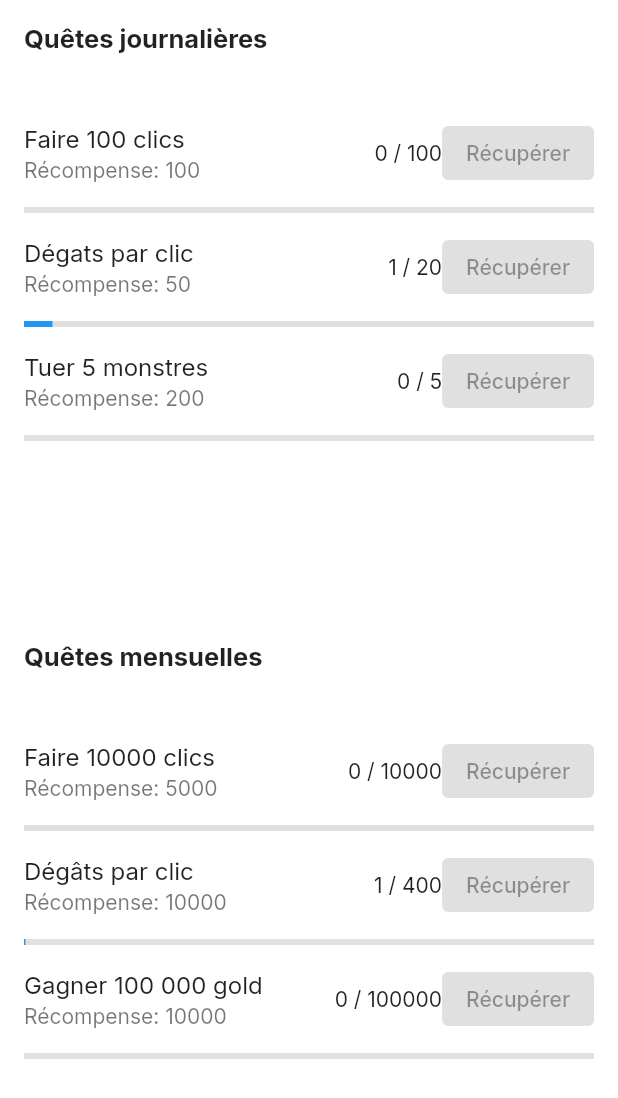
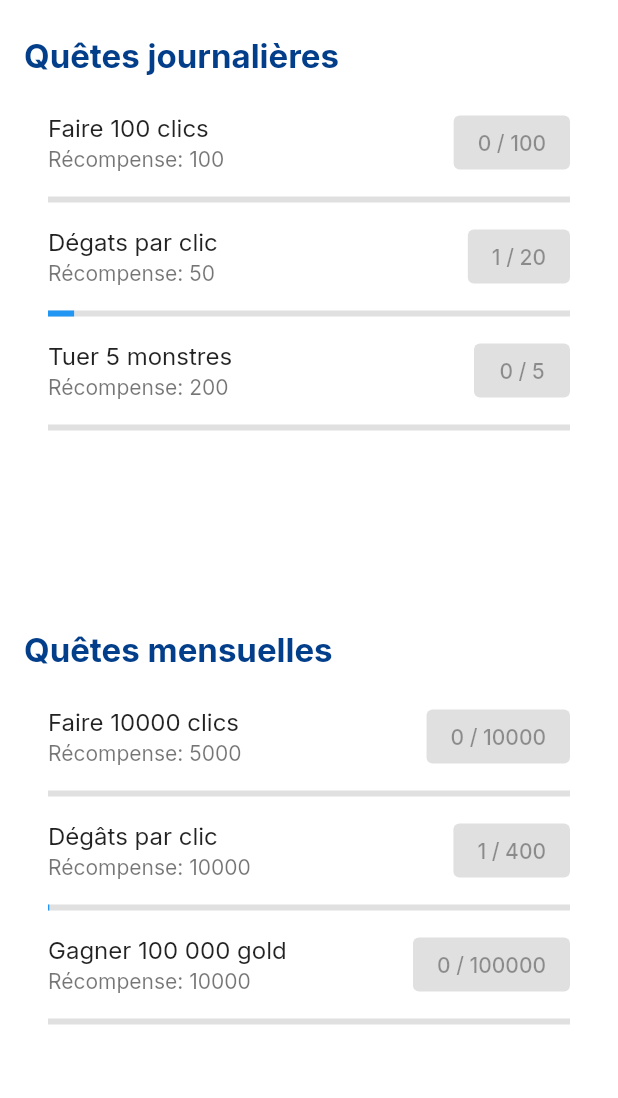
Before and after one commit to SonexGit/amaterasu, a Flutter app: the QuestsPage widget shown alone on an empty page, opened directly, on a phone screen of 412 x 824 dp. Shown: the top 1098 px of the screen. Run offline on Flutter 3.47's test engine with Material 2 defaults, Android fonts, the phone set to English and light mode, and no system bars; our stand-ins replace animated_splash_screen, audioplayers, carousel_slider, flutter_countdown_timer, flutter_svg, google_fonts and 3 more; missing offline and left inert: snapping_sheet; accounts and stored records are empty; generated files the repository leaves out were written again.

Commit message:
MAJ des quêtes + traductions mineures

```diff
--- a/lib/entities/player.dart
+++ b/lib/entities/player.dart
@@ -327,7 +327,6 @@ class Player {
       secondsElapsed = 36000; // Limiter la différence à 10 heures
     }
 
-    // TODO : changer le 1 par le taux de money par seconde
     lastAfkIncome = secondsElapsed * 1;
     money += lastAfkIncome;
   }
--- a/lib/l10n/app_en.arb
+++ b/lib/l10n/app_en.arb
@@ -27,6 +27,7 @@
     },
 
     "specialEvent": "Special Event",
+    "availableIn": "Available in",
 
     "floor": "Floor",
     "step": "Step",
--- a/lib/l10n/app_fr.arb
+++ b/lib/l10n/app_fr.arb
@@ -27,6 +27,7 @@
     },
 
     "specialEvent": "Événément spécial",
+    "availableIn": "Disponible dans",
 
     "floor": "Étage",
     "step": "Étape",
--- a/lib/screens/adventure/adventure_screen.dart
+++ b/lib/screens/adventure/adventure_screen.dart
@@ -3,7 +3,6 @@ import 'package:flutter/material.dart';
 import 'package:shimmer/shimmer.dart';
 import 'package:flutter_gen/gen_l10n/app_localizations.dart';
 import 'package:flutter_countdown_timer/flutter_countdown_timer.dart';
-import 'dart:math';
 
 class AdventureScreen extends StatefulWidget {
   const AdventureScreen({super.key});
@@ -107,7 +106,8 @@ class _AdventureSelectionScreenState extends State<AdventureSelectionScreen> {
                       ),
                     ),
                   ),
-                  const Text("Disponible dans:"),
+                  const SizedBox(height: 10),
+                  Text(AppLocalizations.of(context)!.availableIn),
                   CountdownTimer(
                     endTime: DateTime(2023, 5, 15).millisecondsSinceEpoch,
                     widgetBuilder: (_, time) {
--- a/lib/screens/home/home_screen.dart
+++ b/lib/screens/home/home_screen.dart
@@ -3,9 +3,9 @@ import 'package:amaterasu/utils/style.dart';
 import 'package:carousel_slider/carousel_slider.dart';
 import 'package:flutter/material.dart';
 import 'package:flutter_gen/gen_l10n/app_localizations.dart';
-
 import 'package:lottie/lottie.dart';
 
+// TODO : Traduire les tips
 final List<String> txtList = [
   'Vous pouvez voir le descriptif d\'un équipement en maintenant votre doigt sur l\'icône d\'un équipement',
   'Le Profil permet de voir toutes les statistiques du joueur comme l\'entièreté des dégâts infligés',
--- a/lib/screens/quests/quests_screen.dart
+++ b/lib/screens/quests/quests_screen.dart
@@ -1,8 +1,6 @@
-import 'dart:async';
-import 'dart:convert';
 import 'package:amaterasu/entities/player.dart';
+import 'package:amaterasu/utils/style.dart';
 import 'package:flutter/material.dart';
-import 'package:flutter/services.dart' show rootBundle;
 import 'package:flutter_gen/gen_l10n/app_localizations.dart';
 import 'package:audioplayers/audioplayers.dart';
 
@@ -27,15 +25,16 @@ class _QuestsPageState extends State<QuestsPage> {
   @override
   Widget build(BuildContext context) {
     return Container(
+      padding: const EdgeInsets.all(16.0),
       decoration: const BoxDecoration(color: Colors.white),
       child: Column(
         crossAxisAlignment: CrossAxisAlignment.start,
         children: [
           Padding(
-            padding: const EdgeInsets.all(16.0),
+            padding: const EdgeInsets.symmetric(vertical: 8.0),
             child: Text(
               AppLocalizations.of(context)!.dailyQuests,
-              style: const TextStyle(fontSize: 17, fontWeight: FontWeight.bold),
+              style: Style.questsHeadline,
             ),
           ),
           Expanded(
@@ -68,7 +67,6 @@ class _QuestsPageState extends State<QuestsPage> {
                           trailing: Row(
                             mainAxisSize: MainAxisSize.min,
                             children: [
-                              Text('$questProgress0 / $questGoal0'),
                               ElevatedButton(
                                 onPressed: (isComplete0 == true) &&
                                         (player.isButtonClicked0 == false) &&
@@ -85,8 +83,11 @@ class _QuestsPageState extends State<QuestsPage> {
                                         });
                                       }
                                     : null,
-                                child:
-                                    Text(AppLocalizations.of(context)!.claim),
+                                child: Text((isComplete0 == true) &&
+                                        (player.isButtonClicked0 == false) &&
+                                        (player.dailyQuestsStatus[0] == false)
+                                    ? AppLocalizations.of(context)!.claim
+                                    : '$questProgress0 / $questGoal0'),
                               ),
                             ],
                           ),
@@ -113,7 +114,6 @@ class _QuestsPageState extends State<QuestsPage> {
                           trailing: Row(
                             mainAxisSize: MainAxisSize.min,
                             children: [
-                              Text('$questProgress1 / $questGoal1'),
                               ElevatedButton(
                                 onPressed: (isComplete1 == true) &&
                                         (player.isButtonClicked1 == false) &&
@@ -130,8 +130,11 @@ class _QuestsPageState extends State<QuestsPage> {
                                         });
                                       }
                                     : null,
-                                child:
-                                    Text(AppLocalizations.of(context)!.claim),
+                                child: Text((isComplete1 == true) &&
+                                        (player.isButtonClicked1 == false) &&
+                                        (player.dailyQuestsStatus[1] == false)
+                                    ? AppLocalizations.of(context)!.claim
+                                    : '$questProgress1 / $questGoal1'),
                               ),
                             ],
                           ),
@@ -158,7 +161,6 @@ class _QuestsPageState extends State<QuestsPage> {
                           trailing: Row(
                             mainAxisSize: MainAxisSize.min,
                             children: [
-                              Text('$questProgress2 / $questGoal2'),
                               ElevatedButton(
                                 onPressed: (isComplete2 == true) &&
                                         (player.isButtonClicked2 == false) &&
@@ -175,8 +177,11 @@ class _QuestsPageState extends State<QuestsPage> {
                                         });
                                       }
                                     : null,
-                                child:
-                                    Text(AppLocalizations.of(context)!.claim),
+                                child: Text((isComplete2 == true) &&
+                                        (player.isButtonClicked2 == false) &&
+                                        (player.dailyQuestsStatus[2] == false)
+                                    ? AppLocalizations.of(context)!.claim
+                                    : '$questProgress2 / $questGoal2'),
                               ),
                             ],
                           ),
@@ -196,7 +201,6 @@ class _QuestsPageState extends State<QuestsPage> {
 
                   return Column(
                     children: [
-                      const SizedBox(height: 13),
                       Expanded(
                         child: ListView(children: questWidgets),
                       ),
@@ -213,10 +217,10 @@ class _QuestsPageState extends State<QuestsPage> {
             ),
           ),
           Padding(
-            padding: const EdgeInsets.all(16.0),
+            padding: const EdgeInsets.symmetric(vertical: 8.0),
             child: Text(
               AppLocalizations.of(context)!.monthlyQuests,
-              style: const TextStyle(fontSize: 17, fontWeight: FontWeight.bold),
+              style: Style.questsHeadline,
             ),
           ),
           Expanded(
@@ -249,7 +253,6 @@ class _QuestsPageState extends State<QuestsPage> {
                           trailing: Row(
                             mainAxisSize: MainAxisSize.min,
                             children: [
-                              Text('$questMProgress0 / $questMGoal0'),
                               ElevatedButton(
                                 onPressed: (isCompleteM0 == true) &&
                                         (player.isButtonClickedM0 == false) &&
@@ -266,8 +269,11 @@ class _QuestsPageState extends State<QuestsPage> {
                                         });
                                       }
                                     : null,
-                                child:
-                                    Text(AppLocalizations.of(context)!.claim),
+                                child: Text((isCompleteM0 == true) &&
+                                        (player.isButtonClickedM0 == false) &&
+                                        (player.dailyQuestsStatus[0] == false)
+                                    ? AppLocalizations.of(context)!.claim
+                                    : '$questMProgress0 / $questMGoal0'),
                               ),
                             ],
                           ),
@@ -294,7 +300,6 @@ class _QuestsPageState extends State<QuestsPage> {
                           trailing: Row(
                             mainAxisSize: MainAxisSize.min,
                             children: [
-                              Text('$questMProgress1 / $questMGoal1'),
                               ElevatedButton(
                                 onPressed: (isCompleteM1 == true) &&
                                         (player.isButtonClickedM1 == false) &&
@@ -311,8 +316,11 @@ class _QuestsPageState extends State<QuestsPage> {
                                         });
                                       }
                                     : null,
-                                child:
-                                    Text(AppLocalizations.of(context)!.claim),
+                                child: Text((isCompleteM1 == true) &&
+                                        (player.isButtonClickedM1 == false) &&
+                                        (player.monthlyQuestsStatus[1] == false)
+                                    ? AppLocalizations.of(context)!.claim
+                                    : '$questMProgress1 / $questMGoal1'),
                               ),
                             ],
                           ),
@@ -339,7 +347,6 @@ class _QuestsPageState extends State<QuestsPage> {
                           trailing: Row(
                             mainAxisSize: MainAxisSize.min,
                             children: [
-                              Text('$questMProgress2 / $questMGoal2'),
                               ElevatedButton(
                                 onPressed: (isCompleteM2 == true) &&
                                         (player.isButtonClickedM2 == false) &&
@@ -356,8 +363,11 @@ class _QuestsPageState extends State<QuestsPage> {
                                         });
                                       }
                                     : null,
-                                child:
-                                    Text(AppLocalizations.of(context)!.claim),
+                                child: Text((isCompleteM2 == true) &&
+                                        (player.isButtonClickedM2 == false) &&
+                                        (player.monthlyQuestsStatus[2] == false)
+                                    ? AppLocalizations.of(context)!.claim
+                                    : '$questMProgress2 / $questMGoal2'),
                               ),
                             ],
                           ),
@@ -376,7 +386,6 @@ class _QuestsPageState extends State<QuestsPage> {
                   );
                   return Column(
                     children: [
-                      const SizedBox(height: 13),
                       Expanded(
                         child: ListView(children: questWidgets),
                       ),
--- a/lib/screens/settings/settings_screen.dart
+++ b/lib/screens/settings/settings_screen.dart
@@ -15,6 +15,8 @@ class SettingsScreen extends StatefulWidget {
 class _SettingsScreenState extends State<SettingsScreen> {
   Map<String, String> locToLanguages = {"en": "English", "fr": "Français"};
   Map<String, String> languagesToLoc = {"English": "en", "Français": "fr"};
+
+  // TODO : Ajouter des paramètres ?
 
   @override
   Widget build(BuildContext context) {
--- a/lib/screens/shop/shop_screen.dart
+++ b/lib/screens/shop/shop_screen.dart
@@ -15,6 +15,8 @@ class ShopScreen extends StatefulWidget {
 class _ShopScreenState extends State<ShopScreen> {
   final List<Equipment> equipments = Equipment.shopEquipments.keys.toList();
   int _currentCarouselIndex = 0;
+
+  // TODO : Lors du changement de langue, les équipements ne sont pas traduits
 
   @override
   Widget build(BuildContext context) {
--- a/lib/utils/style.dart
+++ b/lib/utils/style.dart
@@ -52,6 +52,9 @@ class Style {
   static const TextStyle profileStats =
       TextStyle(fontSize: 16, color: secondaryColor);
 
+    static const TextStyle questsHeadline =
+      TextStyle(fontSize: 22, color: primaryColor, fontWeight: FontWeight.bold);
+
   static TextStyle equipmentTextStyle =
       TextStyle(fontFamily: GoogleFonts.inter().fontFamily, fontSize: 16);
 }
```
